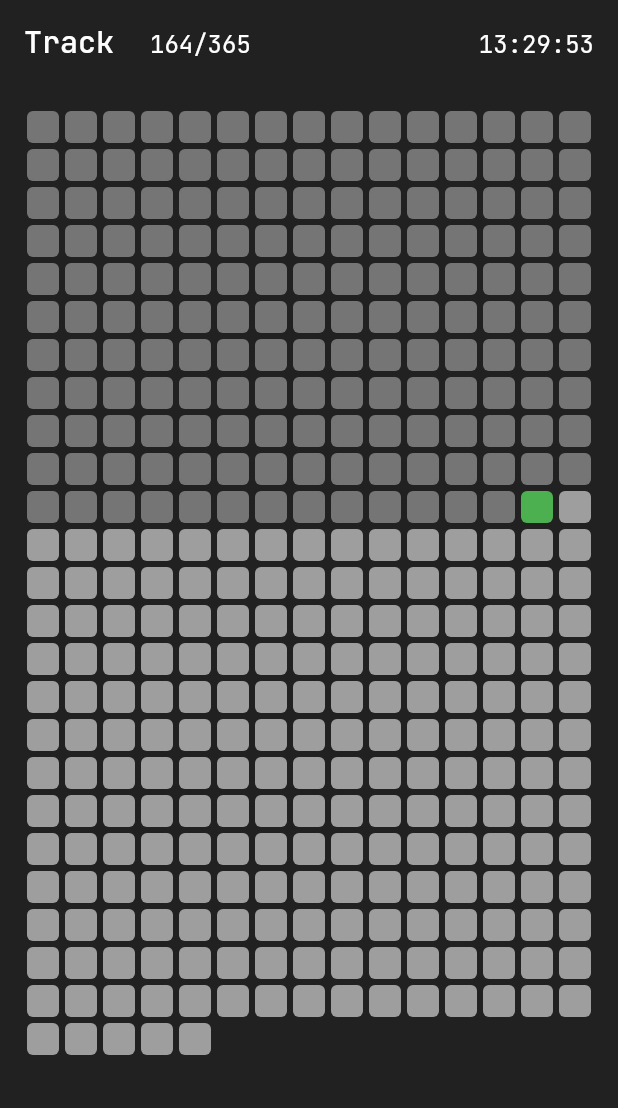
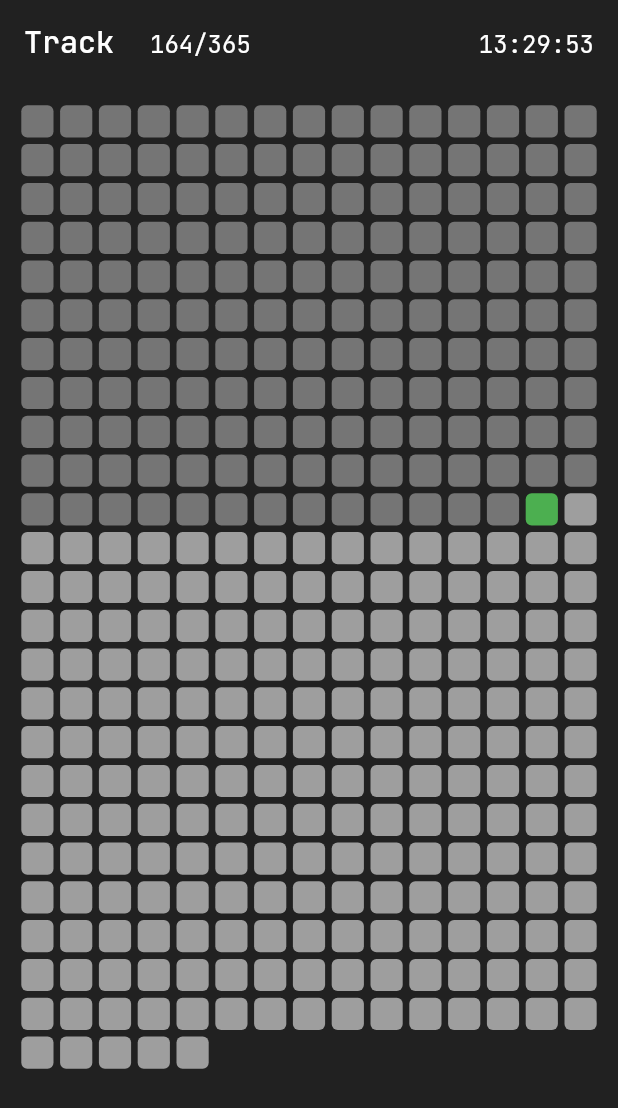
Before and after one commit to CoderBuck/track, a Flutter app: the screen it shows after launch, on a phone screen of 412 x 824 dp. Shown: the top 1108 px of the screen. Run offline on Flutter 3.47's test engine with Material 2 defaults, Android fonts, the phone set to English and light mode, and no system bars; our stand-ins replace get, google_fonts.

Commit message:
添加拓展方法

```diff
--- /dev/null
+++ b/lib/extension/ext.dart
@@ -0,0 +1,11 @@
+import 'package:flutter/material.dart';
+import 'package:track/widget/keep_alive.dart';
+
+var ext;
+
+
+extension WidgetExt on Widget {
+
+  KeepAliveWidget get keepAlive => KeepAliveWidget(child: this);
+
+}
--- a/lib/main.dart
+++ b/lib/main.dart
@@ -18,8 +18,10 @@ class MyApp extends StatelessWidget {
   Widget build(BuildContext context) {
     return GetMaterialApp(
       title: 'Track',
+
       themeMode: ThemeMode.dark,
       darkTheme: ThemeData(
+        platform: TargetPlatform.iOS,
         scaffoldBackgroundColor: Colors.grey.shade900,
         textTheme: GoogleFonts.jetBrainsMonoTextTheme(
           Theme.of(context).textTheme.apply(
--- a/lib/page/home/home_page.dart
+++ b/lib/page/home/home_page.dart
@@ -1,5 +1,6 @@
 import 'package:flutter/material.dart';
 import 'package:get/get.dart';
+import 'package:track/extension/ext.dart';
 import 'package:track/page/home/home_model.dart';
 import 'package:track/util/date_time_util.dart';
 
@@ -9,8 +10,8 @@ class HomePage extends GetWidget<HomeModel> {
     return DefaultTabController(
       length: 2,
       child: TabBarView(children: [
-        TrackView(),
-        KeepGoingView(),
+        TrackView().keepAlive,
+        KeepGoingView().keepAlive,
       ]),
     );
   }
@@ -52,13 +53,13 @@ class TrackView extends GetWidget<HomeModel> {
       ),
       body: GridView.builder(
         itemCount: DateTimeUtil.daysOneYear(),
-        padding: const EdgeInsets.all(16),
+        padding: const EdgeInsets.all(12),
         gridDelegate: SliverGridDelegateWithFixedCrossAxisCount(
           crossAxisCount: 15,
         ),
         itemBuilder: (context, index) {
           return Padding(
-            padding: const EdgeInsets.all(2),
+            padding: const EdgeInsets.all(2.2),
             child: Container(
               decoration: BoxDecoration(
                   borderRadius: BorderRadius.circular(4),
--- /dev/null
+++ b/lib/widget/keep_alive.dart
@@ -0,0 +1,21 @@
+import 'package:flutter/material.dart';
+
+class KeepAliveWidget extends StatefulWidget {
+  const KeepAliveWidget({Key? key, required this.child}) : super(key: key);
+
+  final Widget child;
+
+  @override
+  _KeepAliveWidgetState createState() => _KeepAliveWidgetState();
+}
+
+class _KeepAliveWidgetState extends State<KeepAliveWidget> with AutomaticKeepAliveClientMixin{
+  @override
+  Widget build(BuildContext context) {
+    super.build(context);
+    return widget.child;
+  }
+
+  @override
+  bool get wantKeepAlive => true;
+}
```
